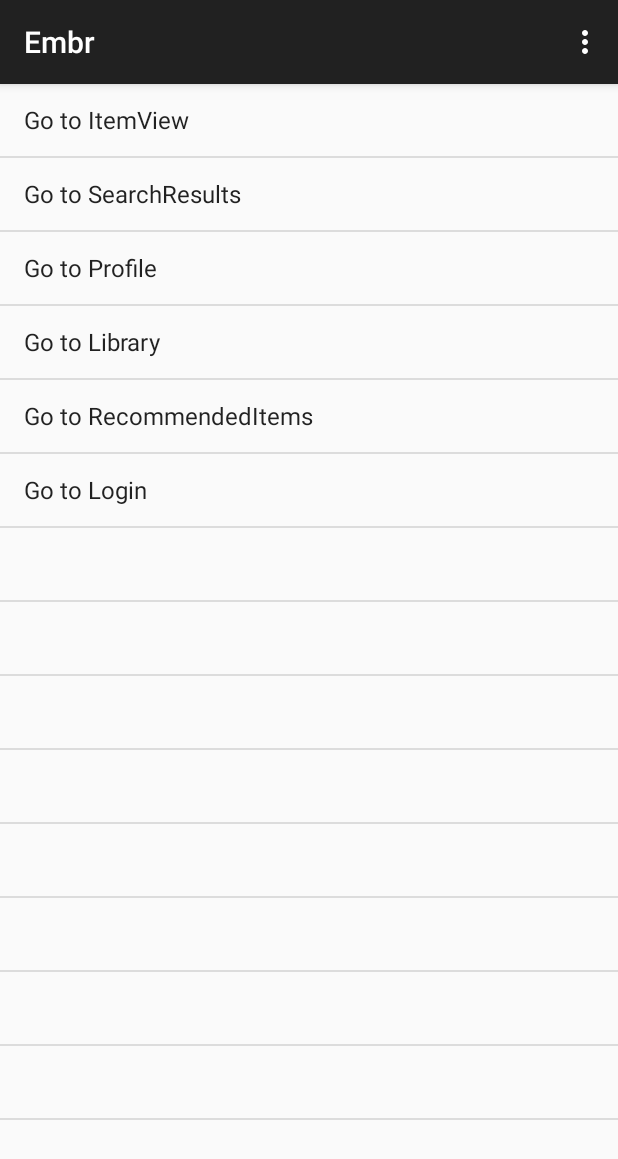
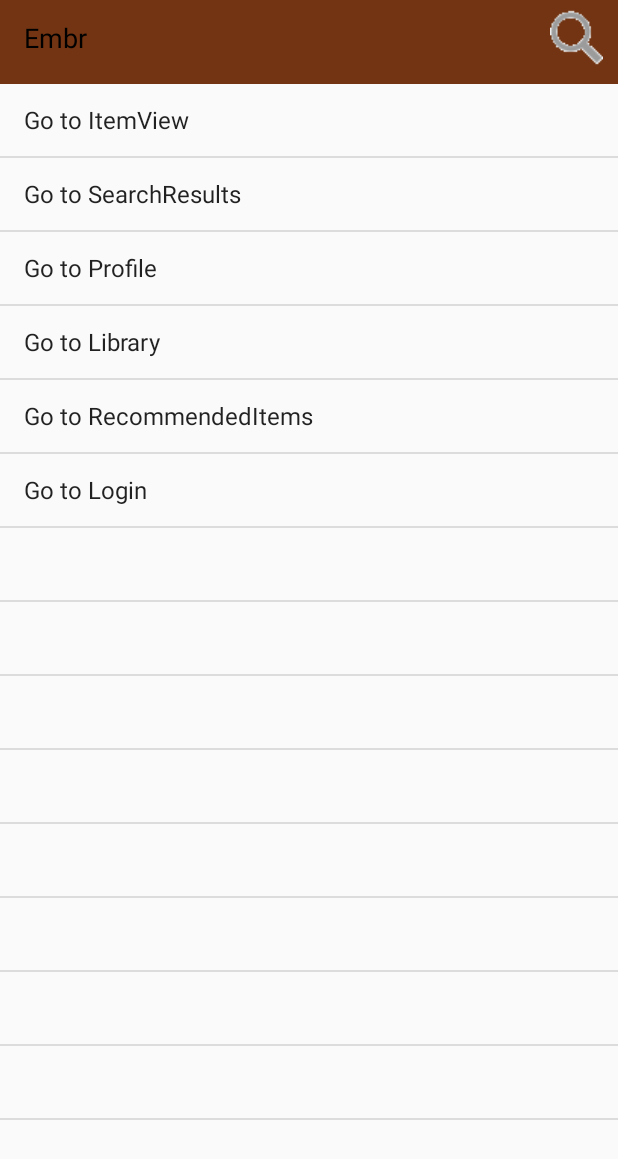
Before and after one commit to Padge91/Senior-Project, an Android app: the screen it shows after launch (HomeActivity), on a phone screen of 412 x 824 dp. Shown: the top 1159 px of the screen. Run offline under Robolectric (Android 15) with nearby library versions, the phone set to English and light mode, and no system bars.

Commit message:
search bar on home page

```diff
--- a/Android/app/src/main/java/com/afe/pc/embr/HomeActivity.java
+++ b/Android/app/src/main/java/com/afe/pc/embr/HomeActivity.java
@@ -9,7 +9,12 @@ import android.view.MenuItem;
 import android.view.View;
 import android.widget.AdapterView;
 import android.widget.ArrayAdapter;
+import android.widget.Button;
+import android.widget.EditText;
+import android.widget.ImageButton;
 import android.widget.ListView;
+import android.widget.Toast;
+import android.support.v7.widget.Toolbar;
 
 /*
 *  Making this view be a temporary Search on start, to maintain consistency with the iOS version
@@ -21,11 +26,26 @@ public class HomeActivity extends AppCompatActivity {
 
     ListView listView;
     String placeHolder = "";
+    Toolbar appBar;
+    ImageButton action_bar_button;
+    EditText action_bar_edit_text;
 
     @Override
     protected void onCreate(Bundle savedInstanceState) {
         super.onCreate(savedInstanceState);
         setContentView(R.layout.home_layout);
+
+        appBar = (Toolbar) findViewById(R.id.action_bar);
+        action_bar_button = (ImageButton) findViewById(R.id.action_bar_button);
+        action_bar_edit_text = (EditText) findViewById(R.id.action_bar_edit_text);
+
+        action_bar_button.setOnClickListener(new View.OnClickListener() {
+            @Override
+            public void onClick(View v) {
+                Toast.makeText(HomeActivity.this, action_bar_edit_text.getText().toString(), Toast.LENGTH_SHORT).show();
+                action_bar_edit_text.setText("");
+            }
+        });
 
         // Get ListView object from xml
         listView = (ListView) findViewById(R.id.list);
--- /dev/null
+++ b/Android/app/src/main/res/layout/action_bar_layout.xml
@@ -0,0 +1,31 @@
+<?xml version="1.0" encoding="utf-8"?>
+<android.support.v7.widget.Toolbar xmlns:android="http://schemas.android.com/apk/res/android"
+    android:layout_width="match_parent"
+    android:layout_height="wrap_content"
+    android:minHeight="?attr/actionBarSize"
+    android:background="#723412">
+
+    <LinearLayout
+        android:layout_width="match_parent"
+        android:layout_height="?attr/actionBarSize">
+
+        <EditText
+            android:layout_width="0dp"
+            android:layout_weight=".8"
+            android:layout_height="50dp"
+            android:id="@+id/action_bar_edit_text"
+            android:hint="Embr"
+            android:textColorHint="@color/color_text_black"
+            android:background="#00000000" />
+
+        <ImageButton
+            android:layout_width="wrap_content"
+            android:layout_height="50dp"
+            android:paddingRight="10dp"
+            android:id="@+id/action_bar_button"
+            android:background="#00000000"
+            android:src="@drawable/ic_search" />
+
+    </LinearLayout>
+
+</android.support.v7.widget.Toolbar>
--- a/Android/app/src/main/res/layout/home_layout.xml
+++ b/Android/app/src/main/res/layout/home_layout.xml
@@ -3,6 +3,10 @@
     android:orientation="vertical"
     android:layout_width="match_parent"
     android:layout_height="match_parent">
+
+    <include
+        layout="@layout/action_bar_layout"
+        android:id="@+id/action_bar" />
 
     <ListView
         android:id="@+id/list"
--- a/Android/app/src/main/res/values/styles.xml
+++ b/Android/app/src/main/res/values/styles.xml
@@ -1,7 +1,7 @@
 <resources>
 
     <!-- Base application theme. -->
-    <style name="AppTheme" parent="Theme.AppCompat.Light.DarkActionBar">
+    <style name="AppTheme" parent="Theme.AppCompat.Light.NoActionBar">
         <!-- Customize your theme here. -->
     </style>
 
```
Also changed, not shown: Android/app/src/main/res/values/colors.xml (added, +35 -0 lines), 1 other file.
